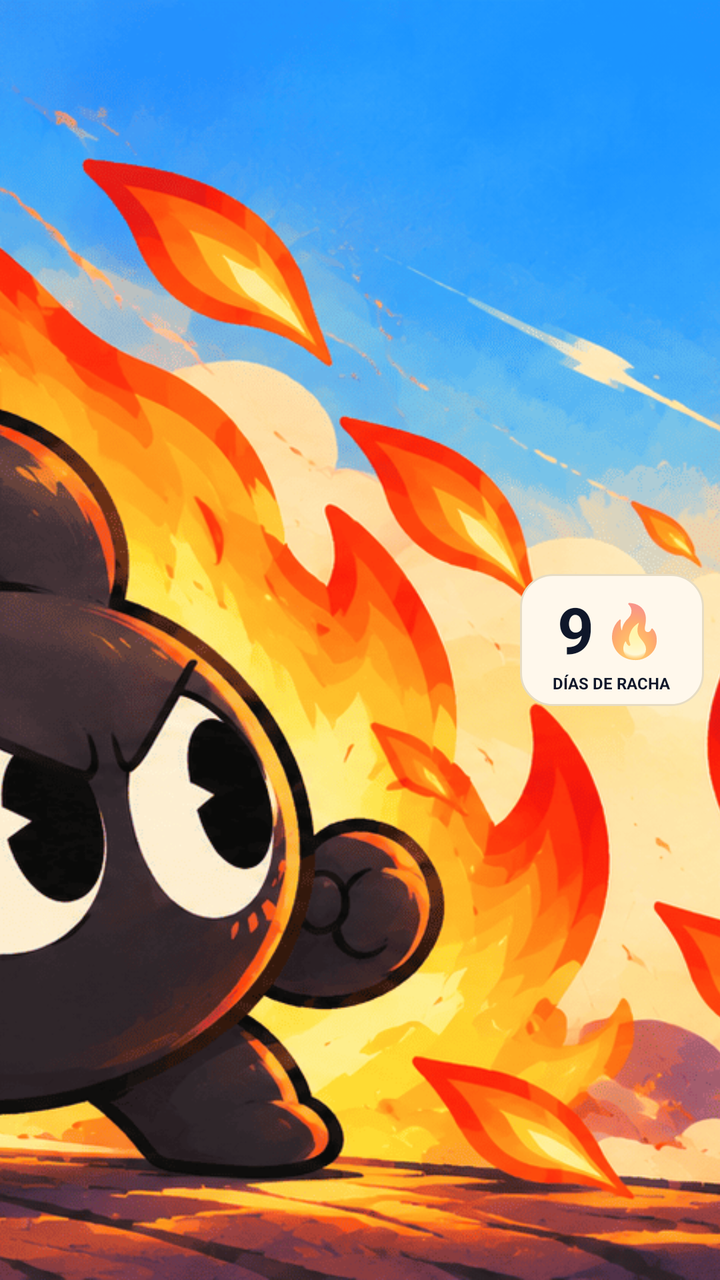
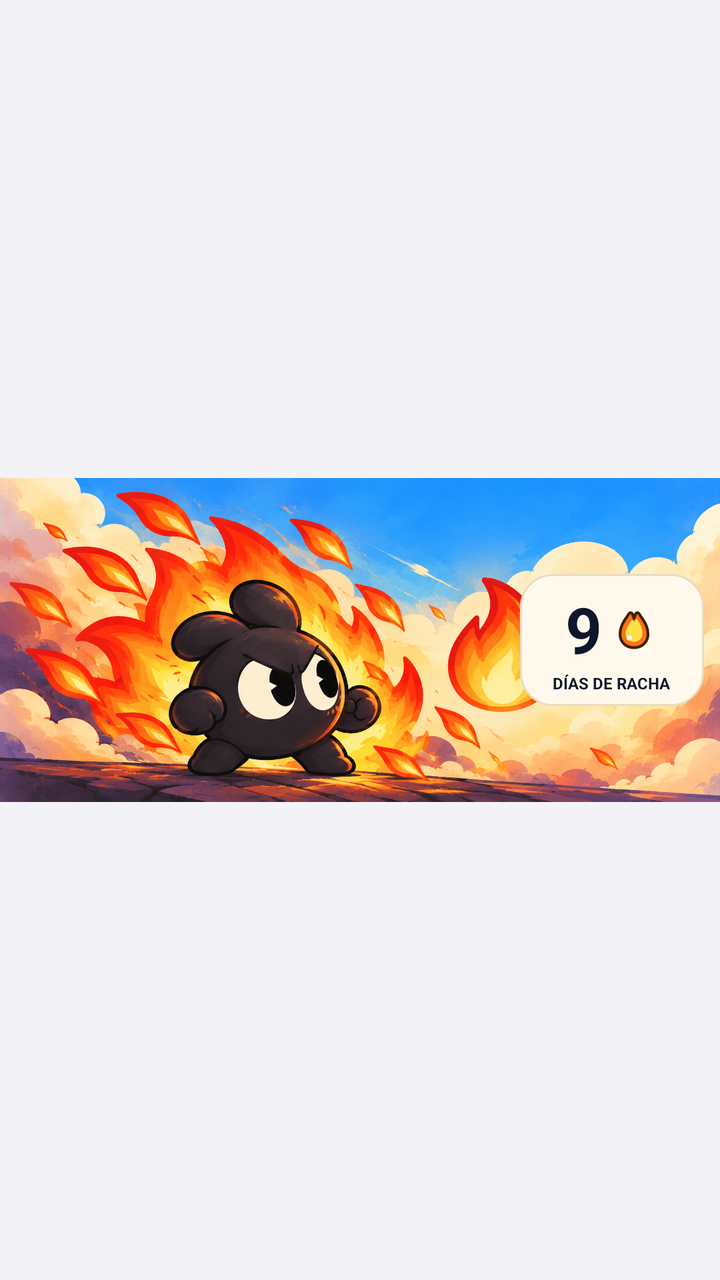

Screens rendered from an Android XML layout before and after an edit, with the pre-edit source and the edit as a unified diff.
<!-- AndroidManifest.xml: application theme Theme.Rastro -->
<!-- res/layout/widget_racha.xml -->
<?xml version="1.0" encoding="utf-8"?>
<FrameLayout xmlns:android="http://schemas.android.com/apk/res/android"
    android:id="@+id/widget_racha_root"
    android:layout_width="match_parent"
    android:layout_height="match_parent">

    <ImageView
        android:layout_width="match_parent"
        android:layout_height="match_parent"
        android:src="@drawable/widget_bg_racha_diaria"
        android:scaleType="centerCrop"
        android:contentDescription="@string/app_name" />

    <LinearLayout
        android:layout_width="92dp"
        android:layout_height="wrap_content"
        android:layout_gravity="right|center_vertical"
        android:layout_marginRight="8dp"
        android:orientation="vertical"
        android:gravity="center"
        android:background="@drawable/widget_pill_background"
        android:padding="6dp">

        <LinearLayout
            android:layout_width="wrap_content"
            android:layout_height="wrap_content"
            android:orientation="horizontal"
            android:gravity="center_vertical">

            <TextView
                android:id="@+id/widget_racha_count"
                android:layout_width="wrap_content"
                android:layout_height="wrap_content"
                android:text="9"
                android:textColor="#0F172A"
                android:textSize="32sp"
                android:textStyle="bold" />

            <TextView
                android:id="@+id/widget_racha_fire"
                android:layout_width="wrap_content"
                android:layout_height="wrap_content"
                android:layout_marginLeft="4dp"
                android:text="🔥"
                android:textSize="26sp" />
        </LinearLayout>

        <TextView
            android:id="@+id/widget_racha_label"
            android:layout_width="wrap_content"
            android:layout_height="wrap_content"
            android:text="DÍAS DE RACHA"
            android:textColor="#0F172A"
            android:textSize="8sp"
            android:textStyle="bold"
            android:gravity="center"
            android:maxLines="1" />

    </LinearLayout>

</FrameLayout>
<!-- resources referenced by this layout -->
<resources>
  <!-- drawable widget_bg_racha_diaria: png bitmap (drawable-nodpi, 577946 bytes) -->
  <!-- drawable widget_pill_background (drawable) -->
  <?xml version="1.0" encoding="utf-8"?>
  <shape xmlns:android="http://schemas.android.com/apk/res/android"
      android:shape="rectangle">
      <solid android:color="#FFFFF8EC" />
      <corners android:radius="16dp" />
      <stroke android:width="1dp" android:color="#E7DCC3" />
  </shape>
  <string name="app_name">RASTRO</string>
  <style name="Theme.Rastro" parent="android:Theme.Material.Light.NoActionBar">
          <item name="android:statusBarColor">#F2F2F7</item>
          <item name="android:navigationBarColor">#F2F2F7</item>
          <item name="android:windowLightStatusBar">true</item>
          <item name="android:windowLightNavigationBar">true</item>
          <item name="android:windowBackground">#F2F2F7</item>
      </style>
</resources>

<!-- the commit's change to res/layout/widget_racha.xml (unified diff, before → after) -->
@@ -1,61 +1,11 @@
 <?xml version="1.0" encoding="utf-8"?>
-<FrameLayout xmlns:android="http://schemas.android.com/apk/res/android"
-    android:id="@+id/widget_racha_root"
-    android:layout_width="match_parent"
-    android:layout_height="match_parent">
-
-    <ImageView
-        android:layout_width="match_parent"
-        android:layout_height="match_parent"
-        android:src="@drawable/widget_bg_racha_diaria"
-        android:scaleType="centerCrop"
-        android:contentDescription="@string/app_name" />
-
-    <LinearLayout
-        android:layout_width="92dp"
-        android:layout_height="wrap_content"
-        android:layout_gravity="right|center_vertical"
-        android:layout_marginRight="8dp"
-        android:orientation="vertical"
-        android:gravity="center"
-        android:background="@drawable/widget_pill_background"
-        android:padding="6dp">
-
-        <LinearLayout
-            android:layout_width="wrap_content"
-            android:layout_height="wrap_content"
-            android:orientation="horizontal"
-            android:gravity="center_vertical">
-
-            <TextView
-                android:id="@+id/widget_racha_count"
-                android:layout_width="wrap_content"
-                android:layout_height="wrap_content"
-                android:text="9"
-                android:textColor="#0F172A"
-                android:textSize="32sp"
-                android:textStyle="bold" />
-
-            <TextView
-                android:id="@+id/widget_racha_fire"
-                android:layout_width="wrap_content"
-                android:layout_height="wrap_content"
-                android:layout_marginLeft="4dp"
-                android:text="🔥"
-                android:textSize="26sp" />
+<FrameLayout xmlns:android="http://schemas.android.com/apk/res/android" android:id="@+id/widget_racha_root" android:layout_width="match_parent" android:layout_height="match_parent">
+    <ImageView android:layout_width="match_parent" android:layout_height="match_parent" android:src="@drawable/widget_bg_racha_diaria" android:scaleType="fitCenter" android:contentDescription="@string/app_name" android:id="@+id/widget_artwork" />
+    <LinearLayout android:layout_width="92dp" android:layout_height="wrap_content" android:layout_gravity="right|center_vertical" android:layout_marginRight="8dp" android:orientation="vertical" android:gravity="center" android:background="@drawable/widget_pill_background" android:padding="6dp" android:id="@+id/widget_data_overlay">
+        <LinearLayout android:layout_width="wrap_content" android:layout_height="wrap_content" android:orientation="horizontal" android:gravity="center_vertical">
+            <TextView android:id="@+id/widget_racha_count" android:layout_width="wrap_content" android:layout_height="wrap_content" android:text="9" android:textColor="#0F172A" android:textSize="32sp" android:textStyle="bold" />
+            <ImageView android:id="@+id/widget_racha_fire" android:layout_width="24dp" android:layout_height="24dp" android:layout_marginLeft="4dp" android:src="@drawable/ic_flame_cartoon" android:contentDescription="@null" />
         </LinearLayout>
-
-        <TextView
-            android:id="@+id/widget_racha_label"
-            android:layout_width="wrap_content"
-            android:layout_height="wrap_content"
-            android:text="DÍAS DE RACHA"
-            android:textColor="#0F172A"
-            android:textSize="8sp"
-            android:textStyle="bold"
-            android:gravity="center"
-            android:maxLines="1" />
-
+        <TextView android:id="@+id/widget_racha_label" android:layout_width="wrap_content" android:layout_height="wrap_content" android:text="DÍAS DE RACHA" android:textColor="#0F172A" android:textSize="8sp" android:textStyle="bold" android:gravity="center" android:maxLines="1" />
     </LinearLayout>
-
 </FrameLayout>
<!-- resource entries referenced after the edit -->
@@ -1,5 +1,26 @@
 <!-- resources referenced by this layout -->
 <resources>
+  <!-- drawable ic_flame_cartoon (drawable) -->
+  <vector xmlns:android="http://schemas.android.com/apk/res/android"
+      android:width="24dp"
+      android:height="24dp"
+      android:viewportWidth="24"
+      android:viewportHeight="24">
+      
+      <path
+          android:fillColor="#F97316"
+          android:strokeColor="#422006"
+          android:strokeWidth="1.4"
+          android:strokeLineCap="round"
+          android:strokeLineJoin="round"
+          android:pathData="M12,21.5c-4.2,0 -7,-3 -7,-6.8C5,10 8,7 9.5,4.5c0.4,-0.7 1.4,-0.6 1.7,0.1L12,7l0.8,-2.4c0.3,-0.7 1.3,-0.8 1.7,-0.1C16,7 19,10 19,14.7c0,3.8 -2.8,6.8 -7,6.8z" />
+      <path
+          android:fillColor="#FDE047"
+          android:pathData="M12,18.6c-2.5,0 -4.2,-1.8 -4.2,-4.1c0,-2.7 1.8,-4.6 2.7,-6.4c0.3,-0.6 1.2,-0.5 1.4,0.1l0.1,0.9l0.6,-1.5c0.3,-0.6 1.1,-0.5 1.3,0.1c0.9,1.8 2.3,3.4 2.3,6.8c0,2.3 -1.7,4.1 -4.2,4.1z" />
+      <path
+          android:fillColor="#FFF7ED"
+          android:pathData="M9.6,16.6m-1.3,0a1.3,1.3 0,1 0,2.6 0a1.3,1.3 0,1 0,-2.6 0" />
+  </vector>
   <!-- drawable widget_bg_racha_diaria: png bitmap (drawable-nodpi, 577946 bytes) -->
   <!-- drawable widget_pill_background (drawable) -->
   <?xml version="1.0" encoding="utf-8"?>
